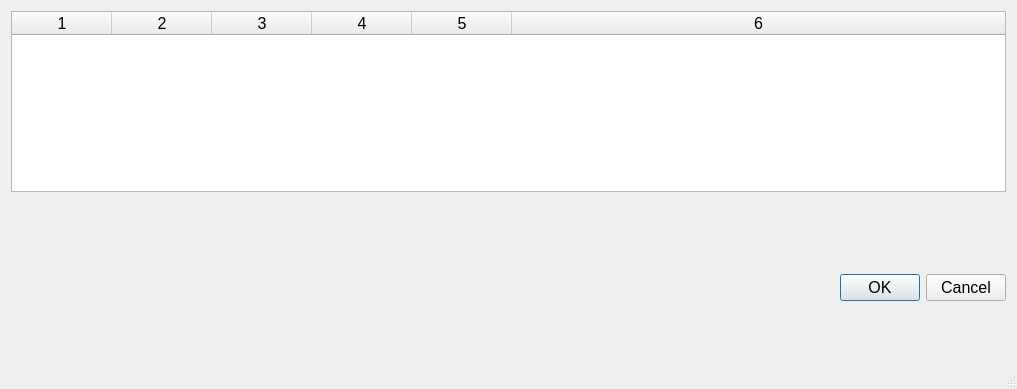
This is dialogpullfile.ui in AlexShneur/LO_Storage as Qt 5 draws it before an edit. The edited form follows.
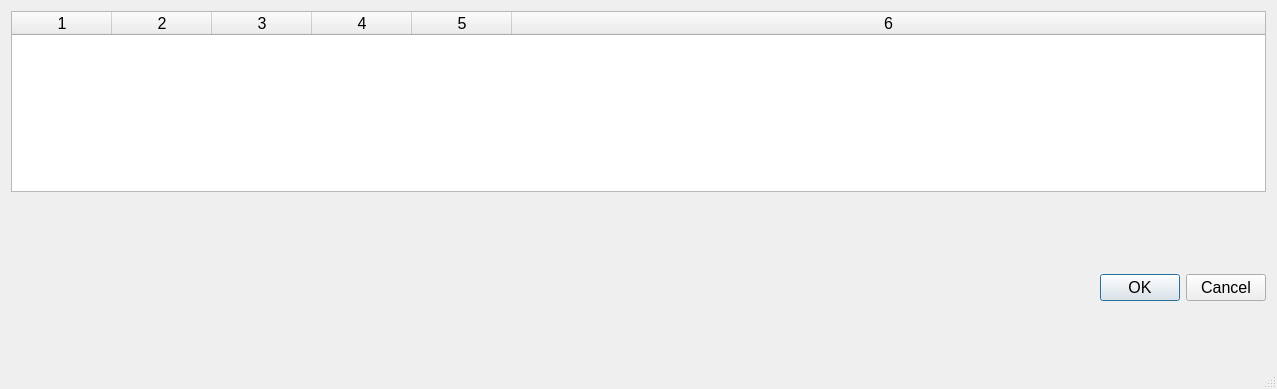
This is the edited form.

```diff
--- a/dialogpullfile.ui
+++ b/dialogpullfile.ui
@@ -6,7 +6,7 @@
    <rect>
     <x>0</x>
     <y>0</y>
-    <width>1017</width>
+    <width>1277</width>
     <height>389</height>
    </rect>
   </property>
```
